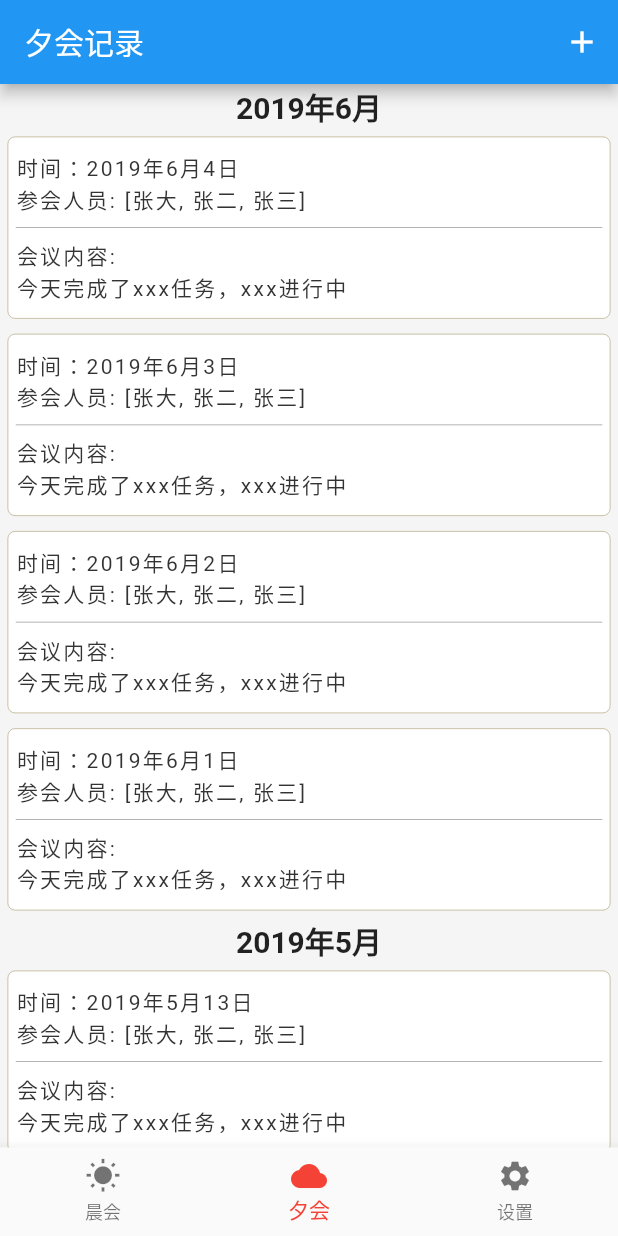
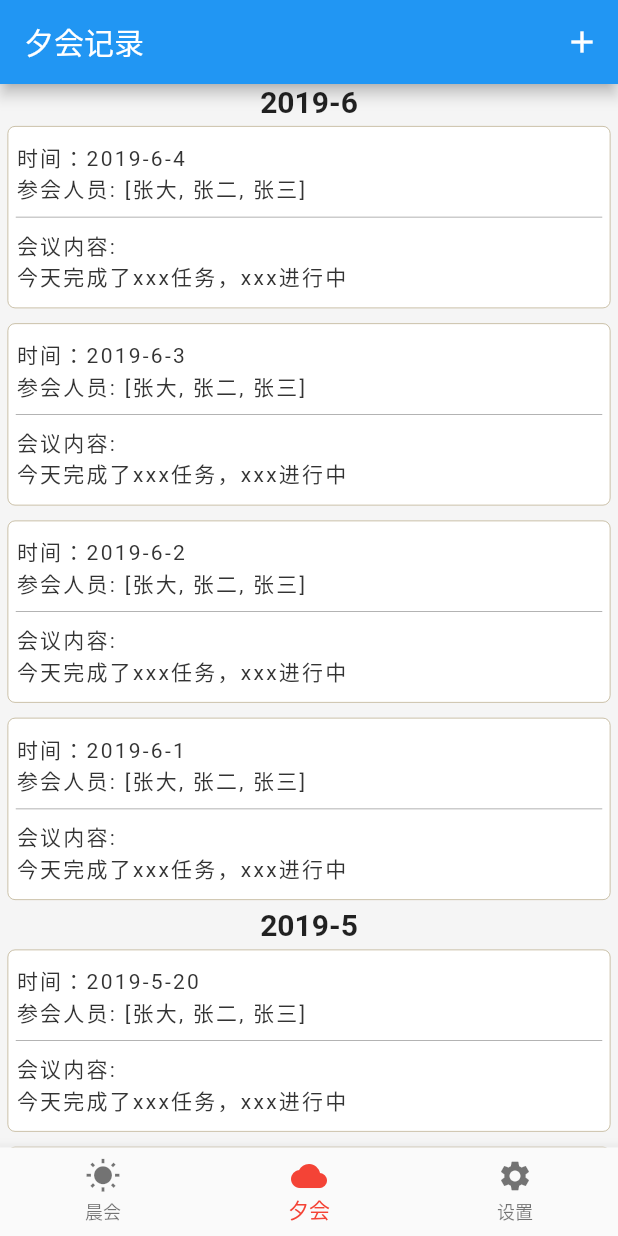
Before and after one commit to solopor/Mite, a Flutter app: the screen it shows after launch, on a phone screen of 412 x 824 dp. Run offline on Flutter 3.47's test engine with Material 2 defaults, Android fonts, the phone set to English and light mode, and no system bars; our stand-ins replace sqflite; missing offline and left inert: marquee_flutter; accounts and stored records are empty.

Commit message:
夕会内容修改bean

```diff
--- a/lib/db/table/metting_record.dart
+++ b/lib/db/table/metting_record.dart
@@ -3,7 +3,7 @@ import 'package:flutter/material.dart';
 /*
  * 会议纪要
  */
-class MettingRecord {
+class MeetingRecord {
 
   static final String table = 'mettingRecord';
 
@@ -29,7 +29,7 @@ class MettingRecord {
   String culture;
   String member;
 
-  MettingRecord(this.member, this.groupName, this.porjectName, this.workDetail, this.date, this.culture);
+  MeetingRecord(this.member, this.groupName, this.porjectName, this.workDetail, this.date, this.culture);
 
   Map<String, dynamic> toMap() {
     var map = <String, dynamic> {
@@ -43,7 +43,7 @@ class MettingRecord {
     };
     return map;
   }
-  MettingRecord.fromMap(Map<String,dynamic> map) {
+  MeetingRecord.fromMap(Map<String,dynamic> map) {
     groupName = map[columnGroupName];
     porjectName = map[columnProjectName];
     workDetail = map[columnWorkDetail];
--- a/lib/page_meeting_evening_list.dart
+++ b/lib/page_meeting_evening_list.dart
@@ -1,4 +1,5 @@
 import 'package:flutter/material.dart';
+import 'package:mite/db/table/metting_record.dart';
 import 'package:mite/page_meeting_evening_add.dart';
 class PageMeetingEveningList extends StatelessWidget {
   @override
@@ -19,37 +20,58 @@ class EveMeetingRecordWdg extends StatefulWidget {
 }
 
 class EveMeetingRecordWdgState extends State<EveMeetingRecordWdg> {
-  final List<MeetingBean> _suggestions = <MeetingBean>[
-    MeetingBean("2019年6月4日", ["张大", "张二", "张三"], "今天完成了xxx任务，xxx进行中"),
-    MeetingBean("2019年6月3日", ["张大", "张二", "张三"], "今天完成了xxx任务，xxx进行中"),
-    MeetingBean("2019年6月2日", ["张大", "张二", "张三"], "今天完成了xxx任务，xxx进行中"),
-    MeetingBean("2019年6月1日", ["张大", "张二", "张三"], "今天完成了xxx任务，xxx进行中"),
-    MeetingBean("2019年5月13日", ["张大", "张二", "张三"], "今天完成了xxx任务，xxx进行中"),
-    MeetingBean("2019年5月12日", ["张大", "张二", "张三"], "今天完成了xxx任务，xxx进行中"),
-    MeetingBean("2019年5月11日", ["张大", "张二", "张三"], "今天完成了xxx任务，xxx进行中"),
-    MeetingBean("2019年5月10日", ["张大", "张二", "张三"], "今天完成了xxx任务，xxx进行中"),
-    MeetingBean("2019年5月9日", ["张大", "张二", "张三"], "今天完成了xxx任务，xxx进行中"),
-    MeetingBean("2019年5月8日", ["张大", "张二", "张三"], "今天完成了xxx任务，xxx进行中"),
-  ]; //这个list应从数据库中拿出来的
+  final List<MeetingRecord> _list = <MeetingRecord>[
+    MeetingRecord(["张大", "张二", "张三"].toString(), "客户端团队", "项目名", "今天完成了xxx任务，xxx进行中", "2019-6-4", "企业文化"),
+    MeetingRecord(["张大", "张二", "张三"].toString(), "客户端团队", "项目名", "今天完成了xxx任务，xxx进行中", "2019-6-3", "企业文化"),
+    MeetingRecord(["张大", "张二", "张三"].toString(), "客户端团队", "项目名", "今天完成了xxx任务，xxx进行中", "2019-6-2", "企业文化"),
+    MeetingRecord(["张大", "张二", "张三"].toString(), "客户端团队", "项目名", "今天完成了xxx任务，xxx进行中", "2019-6-1", "企业文化"),
+    MeetingRecord(["张大", "张二", "张三"].toString(), "客户端团队", "项目名", "今天完成了xxx任务，xxx进行中", "2019-5-20", "企业文化"),
+    MeetingRecord(["张大", "张二", "张三"].toString(), "客户端团队", "项目名", "今天完成了xxx任务，xxx进行中", "2019-5-19", "企业文化"),
+    MeetingRecord(["张大", "张二", "张三"].toString(), "客户端团队", "项目名", "今天完成了xxx任务，xxx进行中", "2019-5-18", "企业文化"),
+    MeetingRecord(["张大", "张二", "张三"].toString(), "客户端团队", "项目名", "今天完成了xxx任务，xxx进行中", "2019-5-17", "企业文化"),
+    MeetingRecord(["张大", "张二", "张三"].toString(), "客户端团队", "项目名", "今天完成了xxx任务，xxx进行中", "2019-5-16", "企业文化"),
+    MeetingRecord(["张大", "张二", "张三"].toString(), "客户端团队", "项目名", "今天完成了xxx任务，xxx进行中", "2019-5-15", "企业文化")
+  ];
 
-  bool isShowDateTitle(int index) {
+//  final List<MeetingBean> _suggestions = <MeetingBean>[
+//    MeetingBean("2019年6月4日", ["张大", "张二", "张三"], ""),
+//    MeetingBean("2019年6月3日", ["张大", "张二", "张三"], "今天完成了xxx任务，xxx进行中"),
+//    MeetingBean("2019年6月2日", ["张大", "张二", "张三"], "今天完成了xxx任务，xxx进行中"),
+//    MeetingBean("2019年6月1日", ["张大", "张二", "张三"], "今天完成了xxx任务，xxx进行中"),
+//    MeetingBean("2019年5月13日", ["张大", "张二", "张三"], "今天完成了xxx任务，xxx进行中"),
+//    MeetingBean("2019年5月12日", ["张大", "张二", "张三"], "今天完成了xxx任务，xxx进行中"),
+//    MeetingBean("2019年5月11日", ["张大", "张二", "张三"], "今天完成了xxx任务，xxx进行中"),
+//    MeetingBean("2019年5月10日", ["张大", "张二", "张三"], "今天完成了xxx任务，xxx进行中"),
+//    MeetingBean("2019年5月9日", ["张大", "张二", "张三"], "今天完成了xxx任务，xxx进行中"),
+//    MeetingBean("2019年5月8日", ["张大", "张二", "张三"], "今天完成了xxx任务，xxx进行中"),
+//  ]; //这个list应从数据库中拿出来的
+
+  bool _isShowDateTitle(int index) {
     //如果不这么做就从数据库里拿出数据时，就处理下作为Map吧
     if (index == 0) {
       return true;
     }
-    MeetingBean currMeetingBean = _suggestions[index];
-    MeetingBean lastMeetingBean = _suggestions[index - 1];
+    MeetingRecord currMeetingRecord = _list[index];
+    MeetingRecord lastMeetingRecord = _list[index - 1];
 
-    String currDate = currMeetingBean.date
-        .substring(0, currMeetingBean.date.indexOf('月') + 1);
-    String lastDate = lastMeetingBean.date
-        .substring(0, lastMeetingBean.date.indexOf('月') + 1);
+    String currDate = currMeetingRecord.date
+        .substring(0, currMeetingRecord.date.lastIndexOf('-'));
+    String lastDate = lastMeetingRecord.date
+        .substring(0, lastMeetingRecord.date.lastIndexOf('-'));
     if (currDate != lastDate) {
       return true;
     }
 
     return false;
   }
+
+//  _getDataFromDB() async{
+//      final allRows = await DbActionImpl.queryAllRows(MettingRecord.table);//数据库对外调用改下
+//      var temp = 'query result';
+//      allRows.forEach((row) => {
+//        temp += row[MettingRecord.columnProjectName]
+//      });
+//  }
 
   @override
   Widget build(BuildContext context) {
@@ -69,22 +91,22 @@ class EveMeetingRecordWdgState extends State<EveMeetingRecordWdg> {
 //        onPressed: this._onAddClick,
 //      ),
       body: ListView.builder(
-          itemCount: _suggestions.length,
+          itemCount: _list.length,
           itemBuilder: (context, index) {
-            MeetingBean meetingBean = _suggestions[index];
-            if (isShowDateTitle(index)) {
+            MeetingRecord meetingRecord = _list[index];
+            if (_isShowDateTitle(index)) {
               return Column(
                 children: <Widget>[
                   Text(
-                    meetingBean.date
-                        .substring(0, meetingBean.date.indexOf('月') + 1),
+                    meetingRecord.date
+                        .substring(0, meetingRecord.date.lastIndexOf('-')),
                     style: TextStyle(fontSize: 20, fontWeight: FontWeight.w600),
                   ),
-                  SingleMeetingRecordWdg(meetingBean, index.isOdd)
+                  SingleMeetingRecordWdg(meetingRecord, index.isOdd)
                 ],
               );
             } else {
-              return SingleMeetingRecordWdg(meetingBean, index.isOdd);
+              return SingleMeetingRecordWdg(meetingRecord, index.isOdd);
             }
           }),
     );
@@ -98,18 +120,25 @@ class EveMeetingRecordWdgState extends State<EveMeetingRecordWdg> {
 }
 
 class SingleMeetingRecordWdg extends StatelessWidget {
-  MeetingBean meetingBean;
+  MeetingRecord meetingRecord;
   bool showBgColor;
 
-  SingleMeetingRecordWdg(this.meetingBean, this.showBgColor);
+  SingleMeetingRecordWdg(this.meetingRecord, this.showBgColor);
 
   BorderSide borderSide = BorderSide(width: 0.5, color: Color(0xffbbae8e));
+
+  responseTap(){
+    //TODO:处理点击
+    print("click");
+  }
 
   @override
   Widget build(BuildContext context) {
     TextStyle textStyle =
     TextStyle(color: Color(0xff333333), fontSize: 14, letterSpacing: 1.5);
-    return Container(
+    return GestureDetector(
+      onTap: responseTap,
+      child: Container(
         margin: EdgeInsets.all(5),
         padding: EdgeInsets.only(left: 5, right: 5, top: 10, bottom: 10),
         decoration: BoxDecoration(
@@ -125,11 +154,11 @@ class SingleMeetingRecordWdg extends StatelessWidget {
           crossAxisAlignment: CrossAxisAlignment.start,
           children: <Widget>[
             Text(
-            '时间：' + meetingBean.date,
+              '时间：' + meetingRecord.date,
               style: textStyle,
             ),
             Text(
-            '参会人员: ' + meetingBean.participants.toString(),
+              '参会人员: ' + meetingRecord.member,
               style: textStyle,
             ),
             Container(
@@ -138,22 +167,23 @@ class SingleMeetingRecordWdg extends StatelessWidget {
               margin: EdgeInsets.only(bottom: 8, top: 8),
             ),
             Text(
-            '会议内容: \r\n' + meetingBean.content,
+              '会议内容: \r\n' + meetingRecord.workDetail,
               style: textStyle,
               maxLines: 3,
               overflow: TextOverflow.ellipsis, //显示不下时显示省略号
             )
           ],
         ),
+      ),
     );
   }
 
 }
 
-class MeetingBean {
-  String date;
-  List<String> participants;
-  String content;
-
-  MeetingBean(this.date, this.participants, this.content);
-}
+//class MeetingBean {
+//  String date;
+//  List<String> participants;
+//  String content;
+//
+//  MeetingBean(this.date, this.participants, this.content);
+//}
```
Also changed, not shown: lib/db/database_hepler.dart (+8 -8 lines), lib/page_setting.dart (+15 -15 lines). Lines whose indentation alone changed are shown as unchanged.
